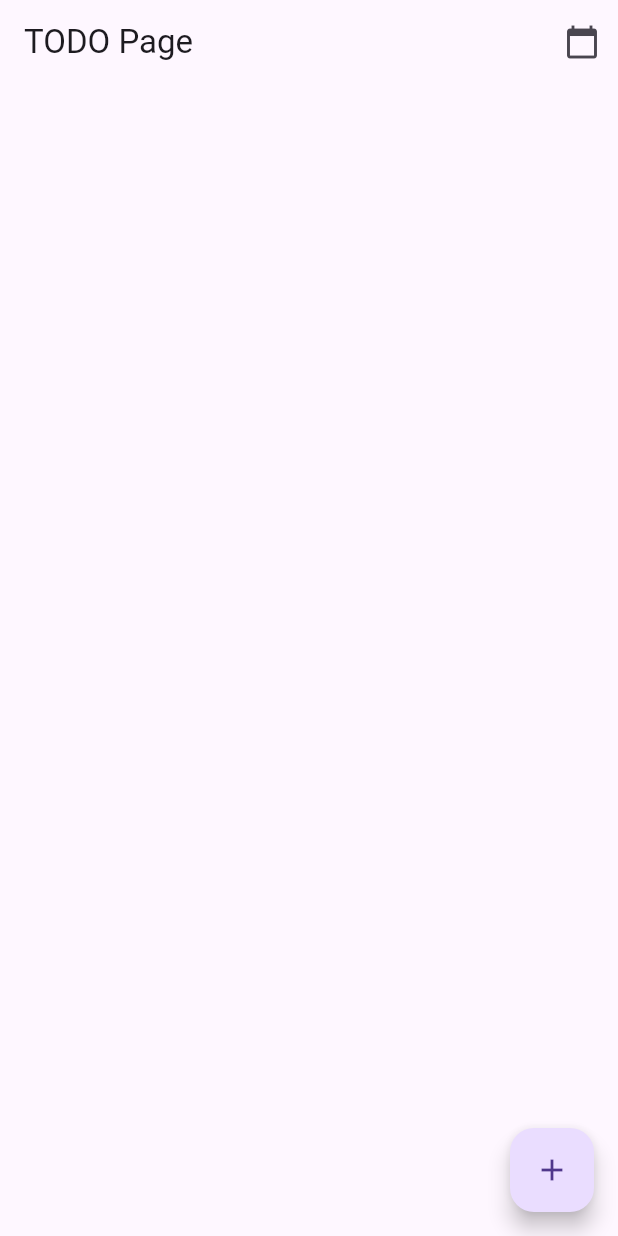
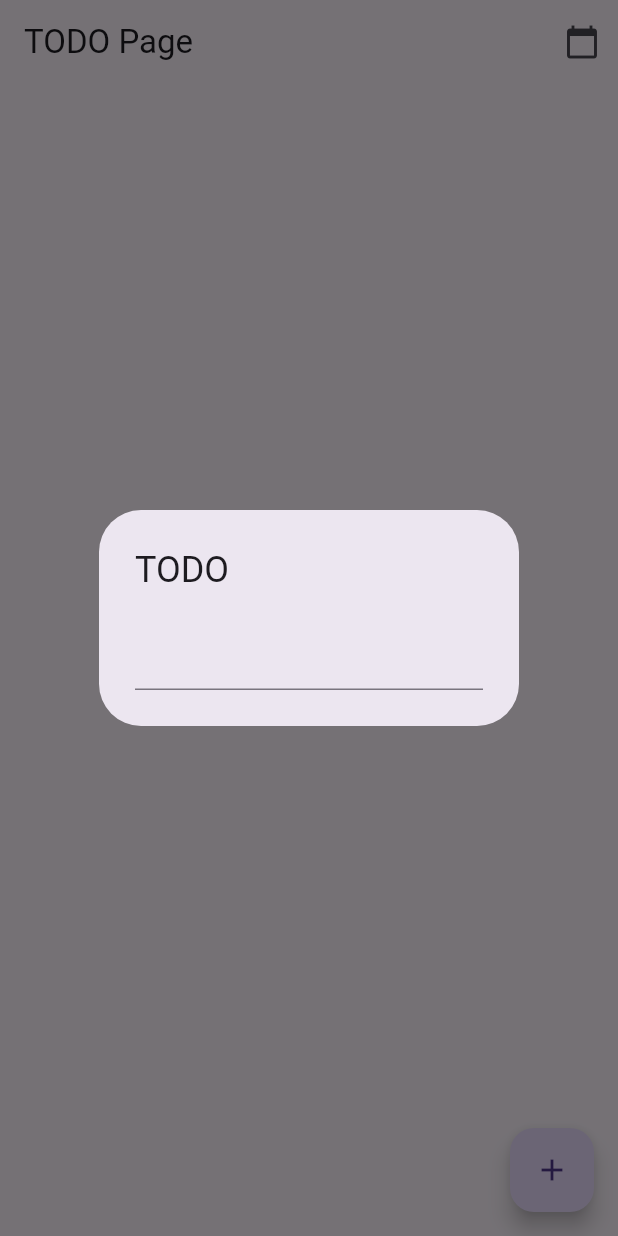
Before and after one commit to Saumya-sura/to-do-list-, a Flutter app: the MYHOME screen opened directly, after a tap on the "add" icon, on a phone screen of 412 x 824 dp. Run offline on Flutter 3.47's test engine with Material 3 defaults, Android fonts, the phone set to English and light mode, and no system bars.

Commit message:
almost done

```diff
--- a/lib/todo.dart
+++ b/lib/todo.dart
@@ -1,3 +1,4 @@
+
 // ignore_for_file: prefer_const_constructors, camel_case_types
 
 import 'package:flutter/material.dart';
@@ -22,12 +23,24 @@ class TODO extends StatelessWidget {
 }
 
 class _MYHOMEState extends State<MYHOME> {
-  int c=0;
+
 
   void todo()
   {
     setState(() {
-        c++;
+
+       showDialog(context: context, builder: (BuildContext){
+        String newtodo="";
+        return AlertDialog(
+          title: Text("TODO"),
+          content: TextField(
+            onChanged: (value){
+              newtodo=value;
+            },
+          ),
+        );
+       });
+
     });
   }
   @override
```
Also changed, not shown: flutter_01.png (added), lib/login.dart (line endings or trailing spaces).
